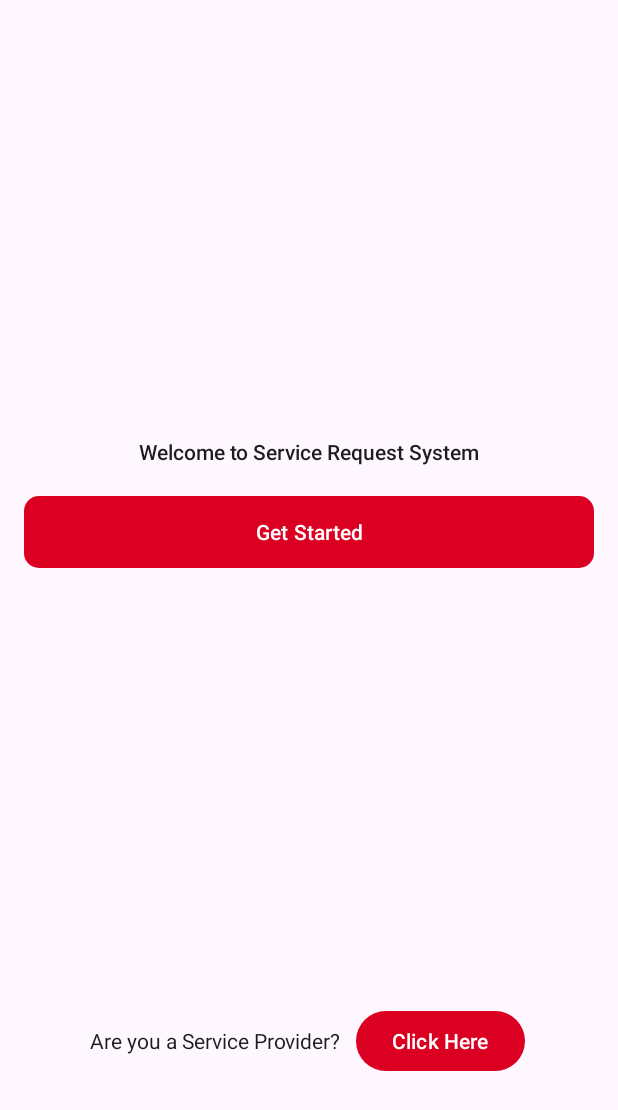
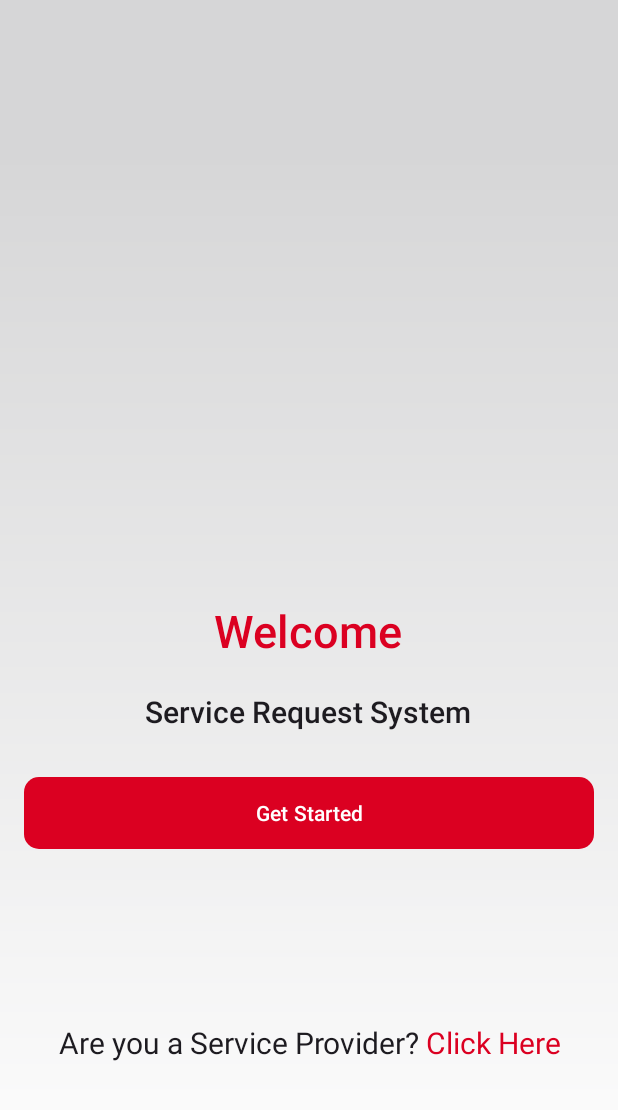
Before and after one commit to atiqurx/service-request-system, an Android app: the screen it shows after launch (MainActivity), on a phone screen of 412 x 824 dp. Shown: the top 1110 px of the screen. Run offline under Robolectric (Android 15) with nearby library versions, the phone set to English and light mode, and no system bars; our stand-ins replace Firebase (no records; nobody signed in at launch, a user with empty details on screens opened directly).

Commit message:
Added Logo and get started page styke

```diff
--- a/app/src/main/AndroidManifest.xml
+++ b/app/src/main/AndroidManifest.xml
@@ -2,18 +2,18 @@
 <manifest xmlns:android="http://schemas.android.com/apk/res/android"
     xmlns:tools="http://schemas.android.com/tools">
 
+
     <application
         android:allowBackup="true"
         android:dataExtractionRules="@xml/data_extraction_rules"
+        android:enableOnBackInvokedCallback="true"
         android:fullBackupContent="@xml/backup_rules"
-        android:icon="@mipmap/ic_launcher"
+        android:icon="@mipmap/srs_logo"
         android:label="@string/app_name"
-        android:roundIcon="@mipmap/ic_launcher_round"
+        android:roundIcon="@mipmap/srs_logo_round"
         android:supportsRtl="true"
         android:theme="@style/Theme.Srs"
-        tools:targetApi="31"
-        android:enableOnBackInvokedCallback="true">
-
+        tools:targetApi="31">
         <activity
             android:name=".RateOrReview"
             android:exported="false" />
@@ -21,16 +21,13 @@
             android:name=".RequestStatus"
             android:exported="false"
             android:theme="@style/Theme.Srs" />
-
         <activity
             android:name=".RequestCompletion"
             android:exported="false" />
 
-
         <meta-data
             android:name="com.google.android.actions"
             android:resource="@xml/filter_menu_popup" />
-
 
         <activity
             android:name=".ProviderConfirmation"
@@ -44,7 +41,6 @@
         <activity
             android:name=".ProviderInfo"
             android:exported="false" />
-
         <activity
             android:name=".ForgotPassword"
             android:exported="false" />
@@ -85,6 +81,7 @@
                 <category android:name="android.intent.category.LAUNCHER" />
             </intent-filter>
         </activity>
+
     </application>
 
 </manifest>
--- a/app/src/main/java/com/example/srs/MainActivity.java
+++ b/app/src/main/java/com/example/srs/MainActivity.java
@@ -2,11 +2,16 @@ package com.example.srs;
 
 import android.content.Intent;
 import android.os.Bundle;
+import android.text.Spannable;
+import android.text.SpannableString;
+import android.text.style.ForegroundColorSpan;
 import android.view.View;
 import android.widget.Button;
+import android.widget.TextView;
 
 import androidx.activity.EdgeToEdge;
 import androidx.appcompat.app.AppCompatActivity;
+import androidx.core.content.ContextCompat;
 import androidx.core.graphics.Insets;
 import androidx.core.view.ViewCompat;
 import androidx.core.view.WindowInsetsCompat;
@@ -16,7 +21,8 @@ import com.google.firebase.firestore.FirebaseFirestore;
 
 public class MainActivity extends AppCompatActivity {
 
-    Button get_start_button, go_to_provider;
+    Button get_start_button;
+    TextView go_to_provider;
     @Override
     protected void onCreate(Bundle savedInstanceState) {
         super.onCreate(savedInstanceState);
@@ -52,13 +58,30 @@ public class MainActivity extends AppCompatActivity {
         } else {
             // User is not logged in, show the MainActivity layout
             setContentView(R.layout.activity_main);
+
+            TextView textView = findViewById(R.id.provider_click_here);
+            String text = getString(R.string.are_provider);
+
+            SpannableString spannableString = new SpannableString(text);
+            ForegroundColorSpan colorSpan = new ForegroundColorSpan(ContextCompat.getColor(this, R.color.red));
+
+            // Find the start and end index of "Sign up" in the text
+            int startIndex = text.indexOf("Click Here");
+            int endIndex = startIndex + "Click Here".length();
+
+            // Apply the red color to the "Sign up" text
+            spannableString.setSpan(colorSpan, startIndex, endIndex, Spannable.SPAN_EXCLUSIVE_EXCLUSIVE);
+
+            // Set the SpannableString to the TextView
+            textView.setText(spannableString);
+
             ViewCompat.setOnApplyWindowInsetsListener(findViewById(R.id.main), (v, insets) -> {
                 Insets systemBars = insets.getInsets(WindowInsetsCompat.Type.systemBars());
                 v.setPadding(systemBars.left, systemBars.top, systemBars.right, systemBars.bottom);
                 return insets;
             });
             get_start_button = findViewById(R.id.get_started);
-            go_to_provider = findViewById(R.id.provider_log_button);
+            go_to_provider = findViewById(R.id.provider_click_here);
 
             get_start_button.setOnClickListener(new View.OnClickListener() {
                 @Override
--- a/app/src/main/java/com/example/srs/ProviderInfo.java
+++ b/app/src/main/java/com/example/srs/ProviderInfo.java
@@ -157,5 +157,6 @@ public class ProviderInfo extends AppCompatActivity {
             }
 
         });
+
     }
 }
--- /dev/null
+++ b/app/src/main/res/drawable/get_started.xml
@@ -0,0 +1,22 @@
+<!-- res/drawable/background_with_gradient.xml -->
+<layer-list xmlns:tools="http://schemas.android.com/tools"
+    xmlns:android="http://schemas.android.com/apk/res/android">
+    <!-- Bottom layer: background image -->
+    <item>
+        <bitmap
+            android:gravity="fill"
+            android:src="@drawable/get_started_bg"
+            tools:ignore="ResourceCycle" />
+    </item>
+
+    <!-- Top layer: gradient overlay -->
+    <item android:top="100dp" android:bottom="0dp" android:gravity="fill_horizontal|top">
+        <shape>
+            <gradient
+                android:type="linear"
+                android:startColor="#FFFFFF"
+            android:endColor="#00000000"
+            android:angle="90" />
+        </shape>
+    </item>
+</layer-list>
--- a/app/src/main/res/layout/activity_main.xml
+++ b/app/src/main/res/layout/activity_main.xml
@@ -5,21 +5,33 @@
     android:id="@+id/main"
     android:layout_width="match_parent"
     android:layout_height="match_parent"
+    android:background="@drawable/get_started"
     tools:context=".MainActivity">
 
     <LinearLayout
         android:id="@+id/firstLayout"
         android:layout_width="match_parent"
-        android:layout_height="670dp"
+        android:layout_height="match_parent"
         android:gravity="center"
         android:orientation="vertical">
 
         <TextView
-            android:id="@+id/textView2"
+        android:id="@+id/textView2"
+        android:layout_width="wrap_content"
+        android:layout_height="wrap_content"
+        android:text="@string/welcome"
+        android:textSize="30sp"
+            android:textColor="@color/red"
+        android:paddingBottom="20dp"
+            android:layout_marginTop="400dp"
+        android:textAppearance="@android:style/TextAppearance.Material.Body2" />
+        <TextView
+            android:id="@+id/text_get_start"
             android:layout_width="wrap_content"
             android:layout_height="wrap_content"
             android:text="@string/welcome_srs"
-            android:paddingBottom="20dp"
+            android:textSize="20sp"
+            android:paddingBottom="30dp"
             android:textAppearance="@android:style/TextAppearance.Material.Body2" />
 
 
@@ -32,33 +44,16 @@
             android:background="@drawable/rectangle_button"
 
             />
-    </LinearLayout>
-
-    <LinearLayout
-        android:id="@+id/secondLayout"
-        android:layout_width="wrap_content"
-        android:layout_height="wrap_content"
-        android:layout_below="@id/firstLayout">
-
         <TextView
-            android:layout_width="0dp"
+            android:layout_width="wrap_content"
             android:layout_height="match_parent"
-            android:layout_marginStart="60dp"
+            android:id="@+id/provider_click_here"
             android:gravity="center"
-            android:layout_weight="2"
+            android:textSize="20sp"
             android:text="@string/are_provider"
             android:textAppearance="@android:style/TextAppearance.Material.Body1" />
-        <Button
-            android:id="@+id/provider_log_button"
-            android:layout_width="wrap_content"
-            android:layout_height="wrap_content"
-            android:layout_marginStart="10dp"
-            android:text="@string/click_here"
-            android:textColor="@color/white"
-            />
 
     </LinearLayout>
 
 
-
 </RelativeLayout>
--- a/app/src/main/res/layout/activity_provider_info.xml
+++ b/app/src/main/res/layout/activity_provider_info.xml
@@ -70,6 +70,8 @@
         android:textSize="18sp"
         android:padding="8dp"/>
 
+
+
     <Button
         android:id="@+id/chooseProviderButton"
         android:layout_width="wrap_content"
--- a/app/src/main/res/values/strings.xml
+++ b/app/src/main/res/values/strings.xml
@@ -23,9 +23,9 @@
     <string name="confirm">Confirm</string>
     <string name="ent_reg_email">Enter your registered email</string>
     <string name="reset_pass">Reset Your Password</string>
-    <string name="welcome_srs">Welcome to Service Request System</string>
+    <string name="welcome_srs">Service Request System</string>
     <string name="get_started">Get Started</string>
-    <string name="are_provider">Are you a Service Provider?</string>
+    <string name="are_provider">Are you a Service Provider? Click Here</string>
     <string name="click_here">Click Here</string>
 
 
@@ -55,6 +55,7 @@
     <string name="card_number">Card Number</string>
     <string name="mm_yy">MM/YY</string>
     <string name="cvv">CVV</string>
+    <string name="api_key">AIzaSyBQGK_vPDtC0yno9xy1Ta47PWo1Fenwtas</string>
 
     <string-array name="service_provider_array">
         <item>Appliances</item>
```
Also changed, not shown: app/src/main/res/mipmap-xxhdpi/srs_logo.webp (added), app/src/main/res/mipmap-xxhdpi/srs_logo_round.webp (added), 1 other file.
